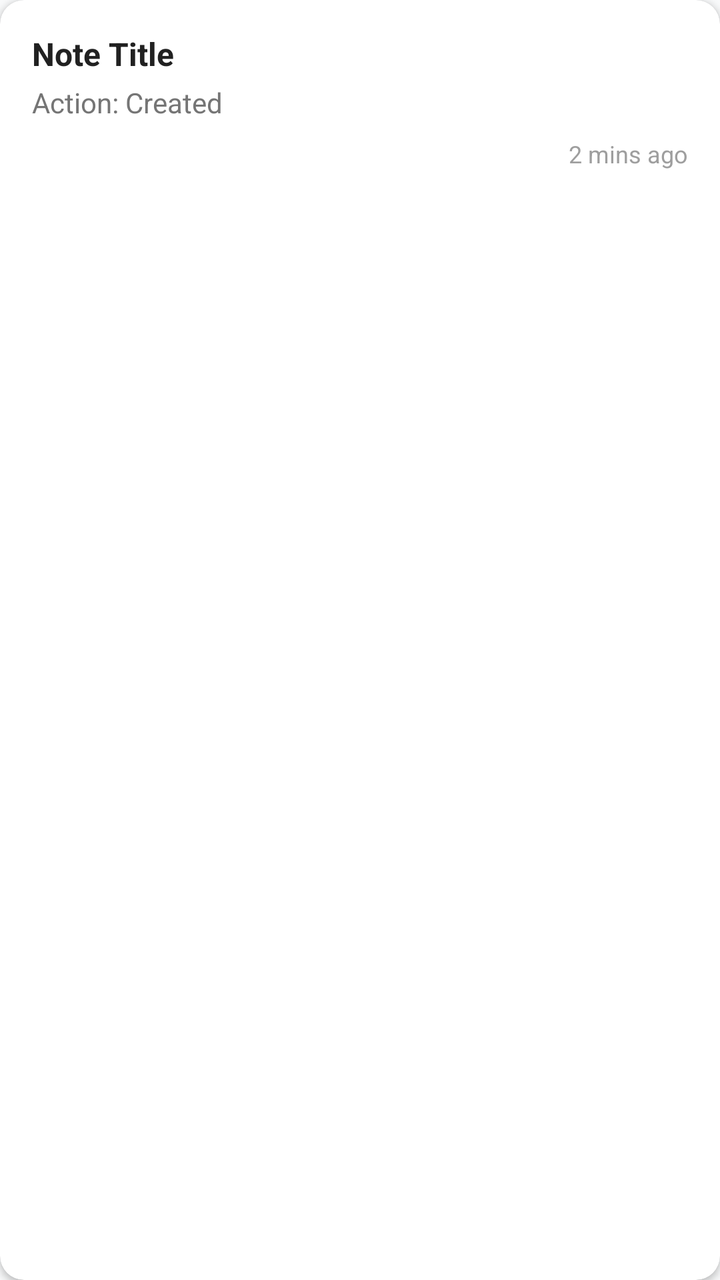
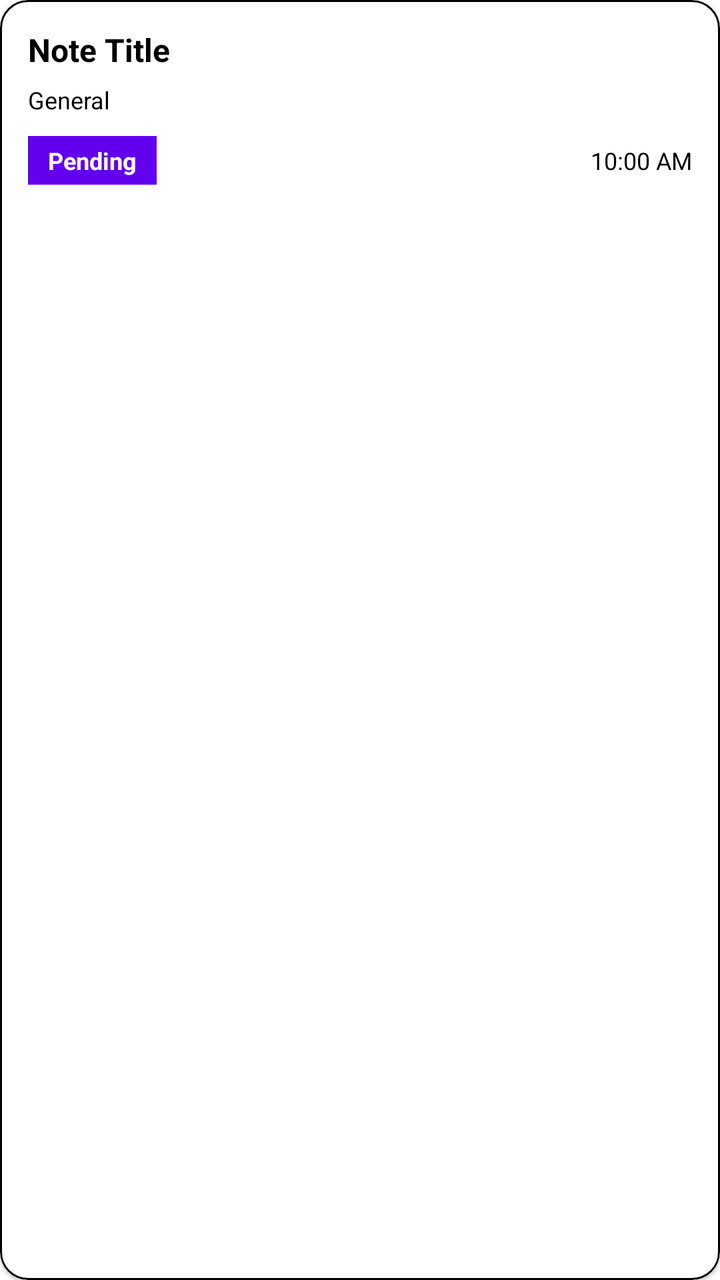

Screens rendered from an Android XML layout before and after an edit, with the pre-edit source and the edit as a unified diff.
<!-- AndroidManifest.xml: application theme Theme.MediaNotesApp -->
<!-- res/layout/activity_item.xml -->
<?xml version="1.0" encoding="utf-8"?>
<androidx.cardview.widget.CardView xmlns:android="http://schemas.android.com/apk/res/android"
    xmlns:app="http://schemas.android.com/apk/res-auto"
    android:layout_width="match_parent"
    android:layout_height="wrap_content"
    android:layout_marginHorizontal="12dp"
    android:layout_marginVertical="6dp"
    app:cardCornerRadius="12dp"
    app:cardElevation="2dp">

    <LinearLayout
        android:layout_width="match_parent"
        android:layout_height="wrap_content"
        android:orientation="vertical"
        android:padding="16dp">

        <TextView
            android:id="@+id/tvLogTitle"
            android:layout_width="match_parent"
            android:layout_height="wrap_content"
            android:text="Note Title"
            android:textColor="@color/text_primary"
            android:textSize="16sp"
            android:textStyle="bold" />

        <TextView
            android:id="@+id/tvLogAction"
            android:layout_width="match_parent"
            android:layout_height="wrap_content"
            android:layout_marginTop="4dp"
            android:text="Action: Created"
            android:textColor="@color/text_secondary"
            android:textSize="14sp" />

        <TextView
            android:id="@+id/tvLogTime"
            android:layout_width="match_parent"
            android:layout_height="wrap_content"
            android:layout_marginTop="8dp"
            android:gravity="end"
            android:text="2 mins ago"
            android:textColor="@color/text_hint"
            android:textSize="12sp" />

    </LinearLayout>
</androidx.cardview.widget.CardView>
<!-- resources referenced by this layout -->
<resources>
  <color name="text_hint">#9E9E9E</color>
  <color name="text_primary">#212121</color>
  <color name="text_secondary">#757575</color>
  <style name="Theme.MediaNotesApp" parent="Base.Theme.MediaNotesApp" />
  <style name="Base.Theme.MediaNotesApp" parent="Theme.Material3.DayNight.NoActionBar">
          <item name="colorPrimary">@color/primary_deep</item>
          <item name="android:windowBackground">@color/background_soft</item>
          <item name="android:textColorPrimary">@color/text_primary</item>
      </style>
  <color name="primary_deep">#1A237E</color>
  <color name="background_soft">#F8F9FA</color>
</resources>

<!-- the commit's change to res/layout/activity_item.xml (unified diff, before → after) -->
@@ -1,46 +1,71 @@
 <?xml version="1.0" encoding="utf-8"?>
-<androidx.cardview.widget.CardView xmlns:android="http://schemas.android.com/apk/res/android"
+<com.google.android.material.card.MaterialCardView xmlns:android="http://schemas.android.com/apk/res/android"
     xmlns:app="http://schemas.android.com/apk/res-auto"
     android:layout_width="match_parent"
     android:layout_height="wrap_content"
-    android:layout_marginHorizontal="12dp"
-    android:layout_marginVertical="6dp"
-    app:cardCornerRadius="12dp"
-    app:cardElevation="2dp">
+    android:layout_marginBottom="10dp"
+    app:cardBackgroundColor="?attr/colorSurface"
+    app:cardCornerRadius="14dp"
+    app:cardElevation="1dp"
+    app:strokeColor="?attr/colorOnSurface"
+    app:strokeWidth="1dp">
 
     <LinearLayout
         android:layout_width="match_parent"
         android:layout_height="wrap_content"
         android:orientation="vertical"
-        android:padding="16dp">
+        android:padding="14dp">
 
         <TextView
             android:id="@+id/tvLogTitle"
             android:layout_width="match_parent"
             android:layout_height="wrap_content"
+            android:ellipsize="end"
+            android:maxLines="1"
             android:text="Note Title"
-            android:textColor="@color/text_primary"
+            android:textColor="?attr/colorOnSurface"
             android:textSize="16sp"
             android:textStyle="bold" />
 
         <TextView
-            android:id="@+id/tvLogAction"
+            android:id="@+id/tvLogCategory"
+            android:layout_width="wrap_content"
+            android:layout_height="wrap_content"
+            android:layout_marginTop="6dp"
+            android:text="General"
+            android:textColor="?attr/colorOnSurface"
+            android:textSize="12sp" />
+
+        <LinearLayout
             android:layout_width="match_parent"
             android:layout_height="wrap_content"
-            android:layout_marginTop="4dp"
-            android:text="Action: Created"
-            android:textColor="@color/text_secondary"
-            android:textSize="14sp" />
+            android:layout_marginTop="10dp"
+            android:gravity="center_vertical"
+            android:orientation="horizontal">
 
-        <TextView
-            android:id="@+id/tvLogTime"
-            android:layout_width="match_parent"
-            android:layout_height="wrap_content"
-            android:layout_marginTop="8dp"
-            android:gravity="end"
-            android:text="2 mins ago"
-            android:textColor="@color/text_hint"
-            android:textSize="12sp" />
+            <TextView
+                android:id="@+id/tvLogStatus"
+                android:layout_width="wrap_content"
+                android:layout_height="wrap_content"
+                android:background="?attr/colorPrimary"
+                android:paddingHorizontal="10dp"
+                android:paddingVertical="4dp"
+                android:text="Pending"
+                android:textColor="?attr/colorOnPrimary"
+                android:textSize="12sp"
+                android:textStyle="bold" />
+
+            <TextView
+                android:id="@+id/tvLogTime"
+                android:layout_width="0dp"
+                android:layout_height="wrap_content"
+                android:layout_marginStart="10dp"
+                android:layout_weight="1"
+                android:gravity="end"
+                android:text="10:00 AM"
+                android:textColor="?attr/colorOnSurface"
+                android:textSize="12sp" />
+        </LinearLayout>
 
     </LinearLayout>
-</androidx.cardview.widget.CardView>
+</com.google.android.material.card.MaterialCardView>
<!-- resource entries referenced after the edit -->
@@ -1,15 +1,17 @@
 <!-- resources referenced by this layout -->
 <resources>
-  <color name="text_hint">#9E9E9E</color>
-  <color name="text_primary">#212121</color>
-  <color name="text_secondary">#757575</color>
-  <style name="Theme.MediaNotesApp" parent="Base.Theme.MediaNotesApp" />
-  <style name="Base.Theme.MediaNotesApp" parent="Theme.Material3.DayNight.NoActionBar">
-          <item name="colorPrimary">@color/primary_deep</item>
-          <item name="android:windowBackground">@color/background_soft</item>
-          <item name="android:textColorPrimary">@color/text_primary</item>
+  <style name="Theme.MediaNotesApp" parent="Theme.MediaNotes.Light" />
+  <style name="Theme.MediaNotes.Light" parent="Theme.MaterialComponents.DayNight.NoActionBar">
+          <item name="colorPrimary">@color/purple_500</item>
+          <item name="colorOnPrimary">@color/white</item>
+          <item name="colorSurface">@color/white</item>
+          <item name="colorOnSurface">@color/black</item>
+          <item name="android:windowBackground">?attr/colorSurface</item>
+          <item name="android:statusBarColor">?attr/colorSurface</item>
+          <item name="android:navigationBarColor">?attr/colorSurface</item>
       </style>
-  <color name="primary_deep">#1A237E</color>
-  <color name="background_soft">#F8F9FA</color>
+  <color name="purple_500">#FF6200EE</color>
+  <color name="white">#FFFFFFFF</color>
+  <color name="black">#FF000000</color>
 </resources>
 
